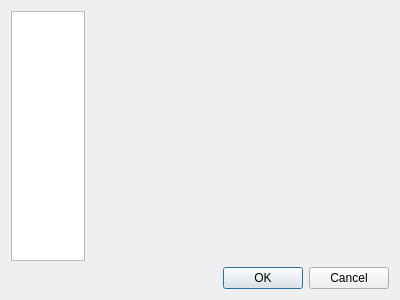
First picture: the form in src/gui/EditEntryWidget.ui, repository danilovsergei/keepassx-gdrive, before the edit.
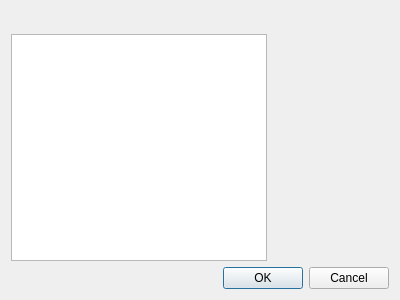
Second picture: the form after the edit. Custom widgets are drawn as their Qt base class.

Patch:
```diff
--- a/src/gui/EditEntryWidget.ui
+++ b/src/gui/EditEntryWidget.ui
@@ -11,23 +11,39 @@
    </rect>
   </property>
   <layout class="QVBoxLayout" name="verticalLayout">
+   <item>
+    <widget class="QLabel" name="headerLabel">
+     <property name="text">
+      <string/>
+     </property>
+    </widget>
+   </item>
+   <item>
+    <spacer name="verticalSpacer">
+     <property name="orientation">
+      <enum>Qt::Vertical</enum>
+     </property>
+     <property name="sizeType">
+      <enum>QSizePolicy::Fixed</enum>
+     </property>
+     <property name="sizeHint" stdset="0">
+      <size>
+       <width>1</width>
+       <height>3</height>
+      </size>
+     </property>
+    </spacer>
+   </item>
    <item>
     <layout class="QHBoxLayout" name="horizontalLayout">
      <item>
-      <widget class="QListWidget" name="categoryList">
-       <property name="sizePolicy">
-        <sizepolicy hsizetype="Expanding" vsizetype="Expanding">
-         <horstretch>20</horstretch>
-         <verstretch>0</verstretch>
-        </sizepolicy>
-       </property>
-      </widget>
+      <widget class="CategoryListWidget" name="categoryList"/>
      </item>
      <item>
       <widget class="QStackedWidget" name="stackedWidget">
        <property name="sizePolicy">
-        <sizepolicy hsizetype="Preferred" vsizetype="Preferred">
-         <horstretch>80</horstretch>
+        <sizepolicy hsizetype="MinimumExpanding" vsizetype="MinimumExpanding">
+         <horstretch>4</horstretch>
          <verstretch>0</verstretch>
         </sizepolicy>
        </property>
@@ -47,6 +63,13 @@
    </item>
   </layout>
  </widget>
+ <customwidgets>
+  <customwidget>
+   <class>CategoryListWidget</class>
+   <extends>QListWidget</extends>
+   <header>gui/EditEntryWidget_p.h</header>
+  </customwidget>
+ </customwidgets>
  <resources/>
  <connections/>
 </ui>
```
